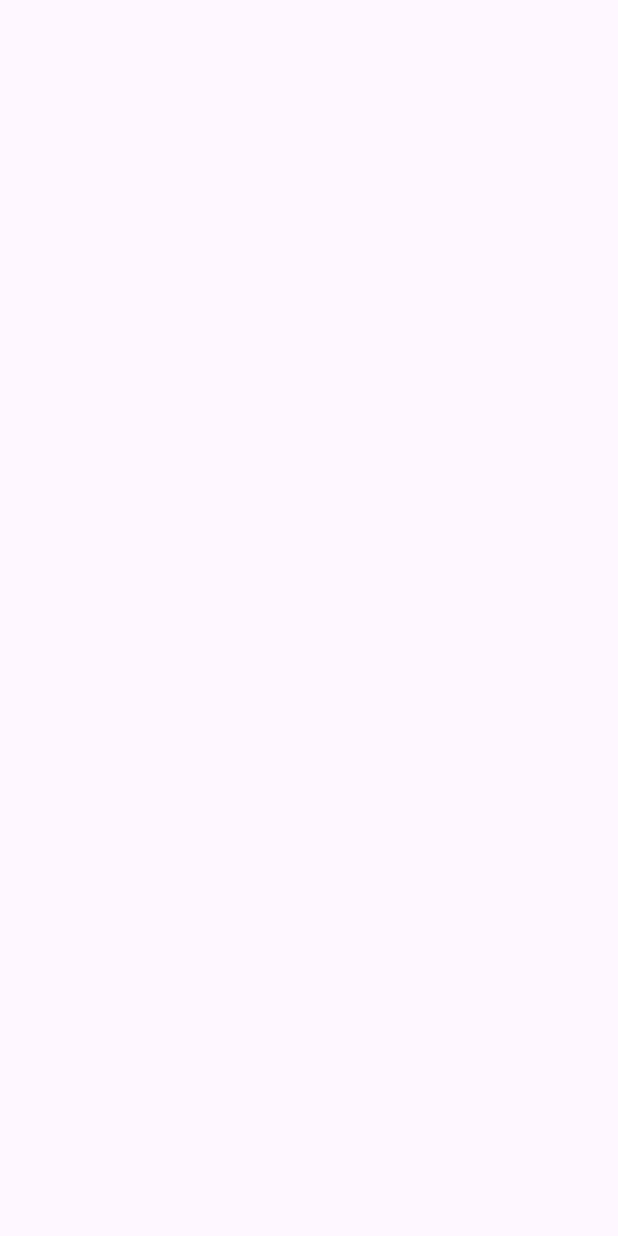
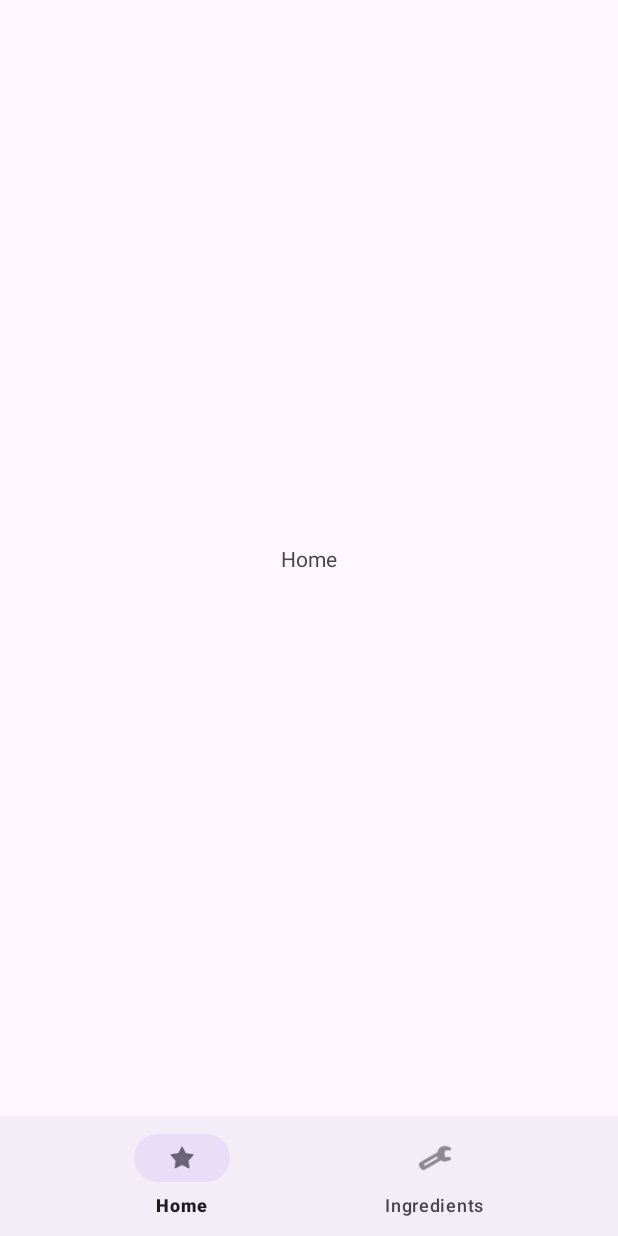
Before and after one commit to huangah412/RecipeSearch, an Android app: the screen it shows after launch (MainActivity), on a phone screen of 412 x 824 dp. Before the commit the screen is empty. Run offline under Robolectric (Android 15) with nearby library versions, the phone set to English and light mode, and no system bars.

Commit message:
BottomNavigationView created Fragments to switch between home and ingredients

```diff
--- /dev/null
+++ b/app/src/main/java/com/aiden/recipesearch/HomeFragment.java
@@ -0,0 +1,64 @@
+package com.aiden.recipesearch;
+
+import android.os.Bundle;
+
+import androidx.fragment.app.Fragment;
+
+import android.view.LayoutInflater;
+import android.view.View;
+import android.view.ViewGroup;
+
+/**
+ * A simple {@link Fragment} subclass.
+ * Use the {@link HomeFragment#newInstance} factory method to
+ * create an instance of this fragment.
+ */
+public class HomeFragment extends Fragment {
+
+    // TODO: Rename parameter arguments, choose names that match
+    // the fragment initialization parameters, e.g. ARG_ITEM_NUMBER
+    private static final String ARG_PARAM1 = "param1";
+    private static final String ARG_PARAM2 = "param2";
+
+    // TODO: Rename and change types of parameters
+    private String mParam1;
+    private String mParam2;
+
+    public HomeFragment() {
+        // Required empty public constructor
+    }
+
+    /**
+     * Use this factory method to create a new instance of
+     * this fragment using the provided parameters.
+     *
+     * @param param1 Parameter 1.
+     * @param param2 Parameter 2.
+     * @return A new instance of fragment Home.
+     */
+    // TODO: Rename and change types and number of parameters
+    public static HomeFragment newInstance(String param1, String param2) {
+        HomeFragment fragment = new HomeFragment();
+        Bundle args = new Bundle();
+        args.putString(ARG_PARAM1, param1);
+        args.putString(ARG_PARAM2, param2);
+        fragment.setArguments(args);
+        return fragment;
+    }
+
+    @Override
+    public void onCreate(Bundle savedInstanceState) {
+        super.onCreate(savedInstanceState);
+        if (getArguments() != null) {
+            mParam1 = getArguments().getString(ARG_PARAM1);
+            mParam2 = getArguments().getString(ARG_PARAM2);
+        }
+    }
+
+    @Override
+    public View onCreateView(LayoutInflater inflater, ViewGroup container,
+                             Bundle savedInstanceState) {
+        // Inflate the layout for this fragment
+        return inflater.inflate(R.layout.fragment_home, container, false);
+    }
+}
--- a/app/src/main/java/com/aiden/recipesearch/MainActivity.java
+++ b/app/src/main/java/com/aiden/recipesearch/MainActivity.java
@@ -1,12 +1,14 @@
 package com.aiden.recipesearch;
 
 import android.os.Bundle;
-
 import androidx.activity.EdgeToEdge;
 import androidx.appcompat.app.AppCompatActivity;
 import androidx.core.graphics.Insets;
 import androidx.core.view.ViewCompat;
 import androidx.core.view.WindowInsetsCompat;
+import androidx.fragment.app.Fragment;
+
+import com.google.android.material.navigation.NavigationBarView;
 
 public class MainActivity extends AppCompatActivity {
 
@@ -20,5 +22,23 @@ public class MainActivity extends AppCompatActivity {
             v.setPadding(systemBars.left, systemBars.top, systemBars.right, systemBars.bottom);
             return insets;
         });
+
+        NavigationBarView navigation = findViewById(R.id.navigation);
+        navigation.setOnItemSelectedListener(item -> {
+            int id = item.getItemId();
+            Fragment selectedFragment = null;
+            if (id == R.id.home){
+                selectedFragment = new HomeFragment();
+            } else if (id == R.id.ingredients){
+                selectedFragment = new IngredientsFragment();
+            }
+
+            if(selectedFragment != null){
+                getSupportFragmentManager().beginTransaction().replace(R.id.fragment_container, selectedFragment).commit();
+            }
+            return true;
+        });
+
+        getSupportFragmentManager().beginTransaction().replace(R.id.fragment_container, new HomeFragment()).commit();
     }
 }
--- a/app/src/main/res/layout/activity_main.xml
+++ b/app/src/main/res/layout/activity_main.xml
@@ -1,8 +1,34 @@
 <?xml version="1.0" encoding="utf-8"?>
-<androidx.constraintlayout.widget.ConstraintLayout xmlns:android="http://schemas.android.com/apk/res/android"
+<androidx.constraintlayout.widget.ConstraintLayout
+    xmlns:android="http://schemas.android.com/apk/res/android"
     xmlns:app="http://schemas.android.com/apk/res-auto"
     xmlns:tools="http://schemas.android.com/tools"
     android:id="@+id/main"
     android:layout_width="match_parent"
     android:layout_height="match_parent"
-    tools:context=".MainActivity"/>
+    tools:context=".MainActivity">
+
+    <RelativeLayout
+        android:layout_width="match_parent"
+        android:layout_height="match_parent">
+
+        <FrameLayout
+            android:id="@+id/fragment_container"
+            android:layout_width="match_parent"
+            android:layout_height="match_parent"
+            android:layout_above="@+id/navigation" />
+
+        <com.google.android.material.bottomnavigation.BottomNavigationView
+            android:id="@+id/navigation"
+            android:layout_width="match_parent"
+            android:layout_height="wrap_content"
+            android:layout_alignParentBottom="true"
+            android:layout_gravity="bottom"
+            app:layout_constraintBottom_toBottomOf="parent"
+            app:layout_constraintEnd_toEndOf="parent"
+            app:layout_constraintStart_toStartOf="parent"
+            app:menu="@menu/bottom_navigation_menu" />
+    </RelativeLayout>
+
+
+</androidx.constraintlayout.widget.ConstraintLayout>
--- /dev/null
+++ b/app/src/main/res/layout/fragment_home.xml
@@ -0,0 +1,23 @@
+<?xml version="1.0" encoding="utf-8"?>
+<FrameLayout xmlns:android="http://schemas.android.com/apk/res/android"
+    xmlns:app="http://schemas.android.com/apk/res-auto"
+    xmlns:tools="http://schemas.android.com/tools"
+    android:layout_width="match_parent"
+    android:layout_height="match_parent"
+    tools:context=".HomeFragment">
+
+    <androidx.constraintlayout.widget.ConstraintLayout
+        android:layout_width="match_parent"
+        android:layout_height="match_parent">
+
+        <TextView
+            android:layout_width="wrap_content"
+            android:layout_height="wrap_content"
+            android:text="@string/home"
+            app:layout_constraintBottom_toBottomOf="parent"
+            app:layout_constraintEnd_toEndOf="parent"
+            app:layout_constraintStart_toStartOf="parent"
+            app:layout_constraintTop_toTopOf="parent" />
+    </androidx.constraintlayout.widget.ConstraintLayout>
+
+</FrameLayout>
--- /dev/null
+++ b/app/src/main/res/menu/bottom_navigation_menu.xml
@@ -0,0 +1,15 @@
+<?xml version="1.0" encoding="utf-8"?>
+<menu xmlns:app="http://schemas.android.com/apk/res-auto"
+    xmlns:android="http://schemas.android.com/apk/res/android">
+
+    <item
+        android:enabled="true"
+        android:id="@+id/home"
+        android:icon="@android:drawable/star_off"
+        android:title="@string/home" />
+    <item
+        android:icon="@android:drawable/ic_menu_manage"
+        android:id="@+id/ingredients"
+        android:enabled="true"
+        android:title="@string/ingredients" />
+</menu>
--- a/app/src/main/res/values/strings.xml
+++ b/app/src/main/res/values/strings.xml
@@ -1,3 +1,7 @@
 <resources>
     <string name="app_name">Recipe Search</string>
+    <string name="ingredients">Ingredients</string>
+    <string name="home">Home</string>
+    <!-- TODO: Remove or change this placeholder text -->
+    <string name="hello_blank_fragment">Hello blank fragment</string>
 </resources>
```
Also changed, not shown: app/src/main/java/com/aiden/recipesearch/IngredientsFragment.java (added, +64 -0 lines), app/src/main/res/layout/fragment_ingredients.xml (added, +23 -0 lines).
